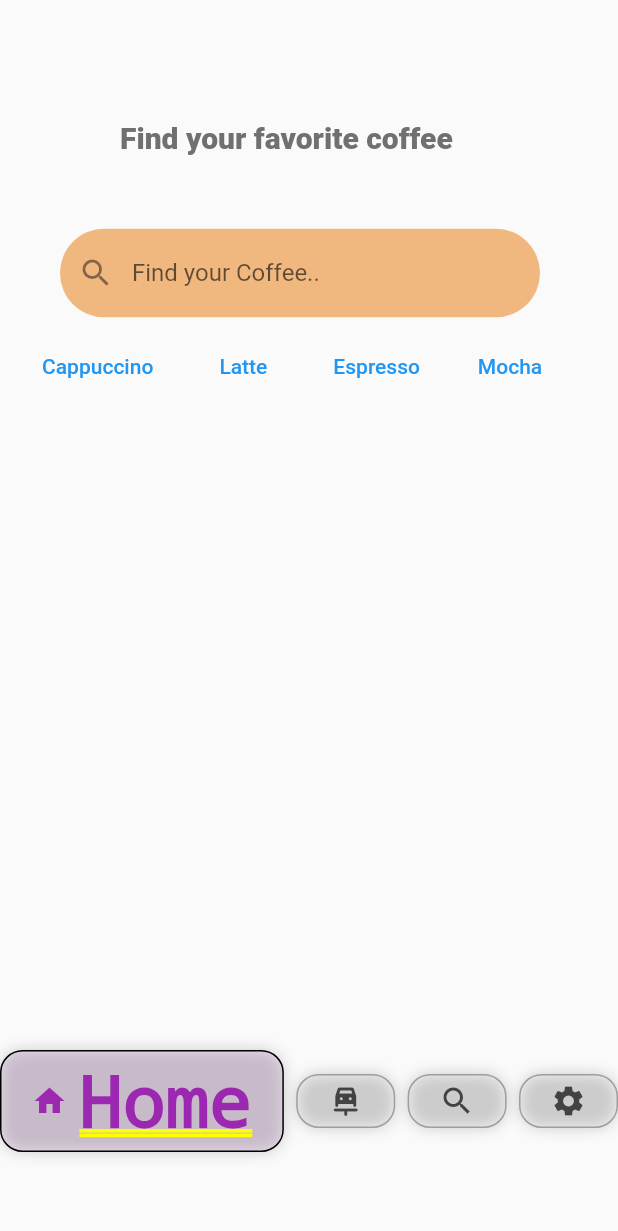
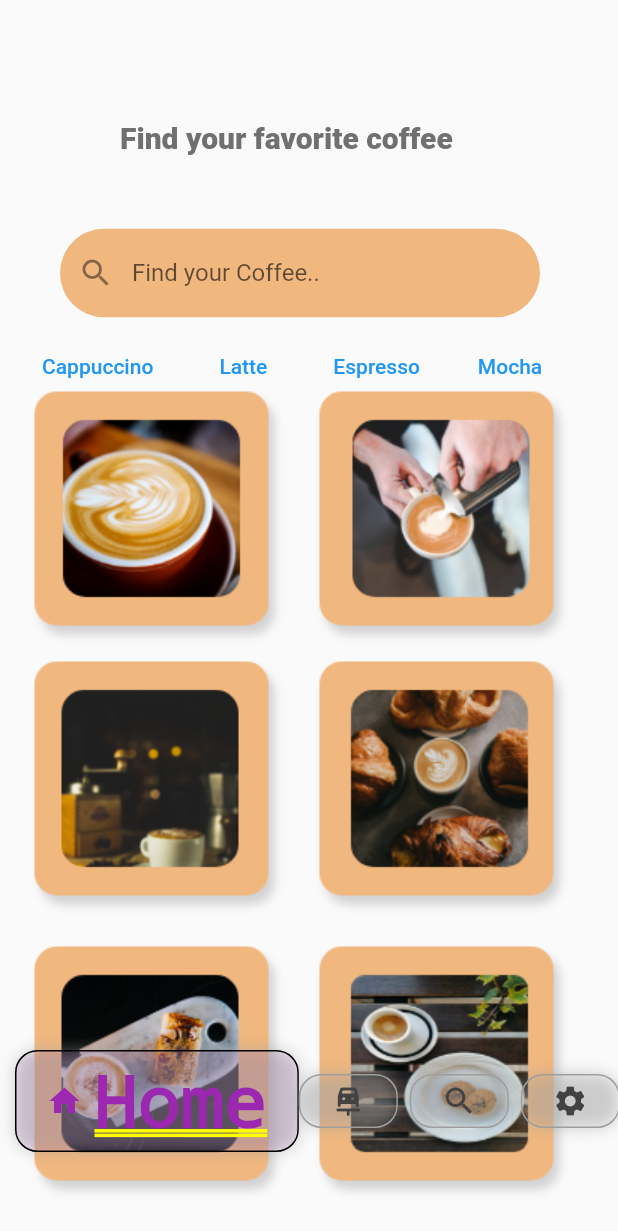
Before and after one commit to MEROO1010/coffee-land, a Flutter app: the cappuccino screen opened by its route, on a phone screen of 412 x 824 dp. Shown: the top 1231 px of the screen. Run offline on Flutter 3.47's test engine with Material 2 defaults, Android fonts, the light colour scheme and no system bars; drawn by our look-alikes of google_nav_bar; our stand-ins replace page_transition; Roboto replaces fonts that are missing (Schyler).

Commit message:
flutter app called cofee land

```diff
--- a/lib/screens/cappuccino.dart
+++ b/lib/screens/cappuccino.dart
@@ -65,6 +65,50 @@ class cappuccino extends StatelessWidget {
             )
           ],
         ),
+        ListView(
+          children: [
+            Stack(
+              children: [
+                Container(
+                  child: TextButton(
+                      onPressed: () {},
+                      child: Image.asset('assets/images/caupp1.png')),
+                  padding: EdgeInsets.only(left: 200, top: 250),
+                ),
+                Container(
+                  child: TextButton(
+                      onPressed: () {},
+                      child: Image.asset('assets/images/caupp2.png')),
+                  padding: EdgeInsets.only(left: 10, top: 250),
+                ),
+                Container(
+                  child: TextButton(
+                      onPressed: () {},
+                      child: Image.asset('assets/images/caupp3.png')),
+                  padding: EdgeInsets.only(left: 200, top: 430),
+                ),
+                Container(
+                  child: TextButton(
+                      onPressed: () {},
+                      child: Image.asset('assets/images/caupp4.png')),
+                  padding: EdgeInsets.only(left: 10, top: 430),
+                ),
+                Container(
+                  child: TextButton(
+                      onPressed: () {},
+                      child: Image.asset('assets/images/caupp5.png')),
+                  padding: EdgeInsets.only(left: 200, top: 620),
+                ),
+                Container(
+                  child: TextButton(
+                      onPressed: () {},
+                      child: Image.asset('assets/images/caupp6.png')),
+                  padding: EdgeInsets.only(left: 10, top: 620),
+                ),
+              ],
+            )
+          ],
+        ),
         GNav(
             rippleColor:
                 Colors.amberAccent, // tab button ripple color when pressed
@@ -87,23 +131,28 @@ class cappuccino extends StatelessWidget {
             tabBackgroundColor:
                 Colors.purple.withOpacity(0.1), // selected tab background color
             padding: EdgeInsets.symmetric(horizontal: 20, vertical: 5),
-            tabMargin: EdgeInsets.only(top: 700), // navigation bar padding
+            tabMargin: EdgeInsets.only(top: 700, left: 10),
+            // navigation bar padding
             tabs: [
               GButton(
                 icon: Icons.home,
                 text: 'Home',
+                margin: EdgeInsets.only(left: 10, top: 700),
               ),
               GButton(
                 icon: Icons.car_repair_rounded,
                 text: 'Likes',
+                margin: EdgeInsets.only(right: 8, top: 700),
               ),
               GButton(
                 icon: Icons.search,
                 text: 'Search',
+                margin: EdgeInsets.only(right: 8, top: 700),
               ),
               GButton(
                 icon: Icons.settings,
                 text: 'Profile',
+                margin: EdgeInsets.only(right: 8, top: 700),
               )
             ]),
       ],
--- a/pubspec.yaml
+++ b/pubspec.yaml
@@ -38,6 +38,7 @@ dependencies:
   cupertino_icons: ^1.0.2
   page_transition: ^2.0.9
   google_nav_bar: ^5.0.6
+  bottom_nav_bar: ^1.0.3
 
 
 dev_dependencies:
```
Also changed, not shown: assets/images/caupp1.png (added), assets/images/caupp2.png (added), assets/images/caupp3.png (added), assets/images/caupp4.png (added), assets/images/caupp5.png (added), assets/images/caupp6.png (added), pubspec.lock.
